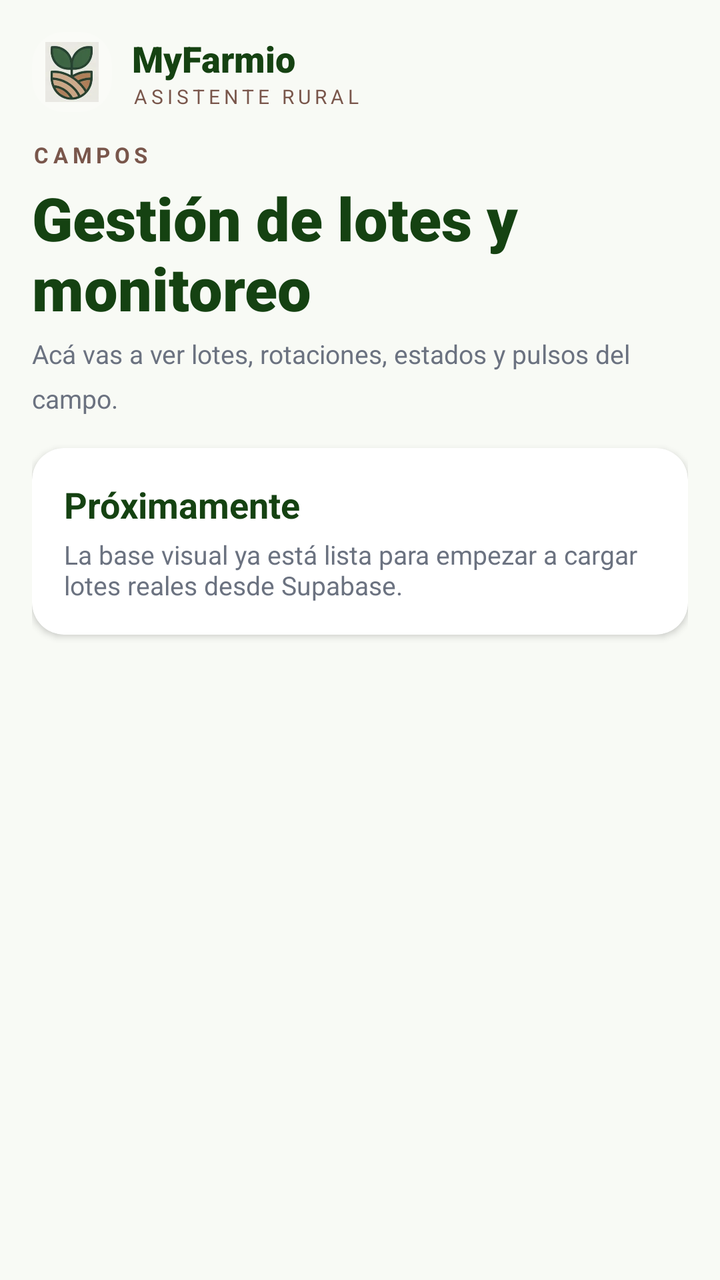
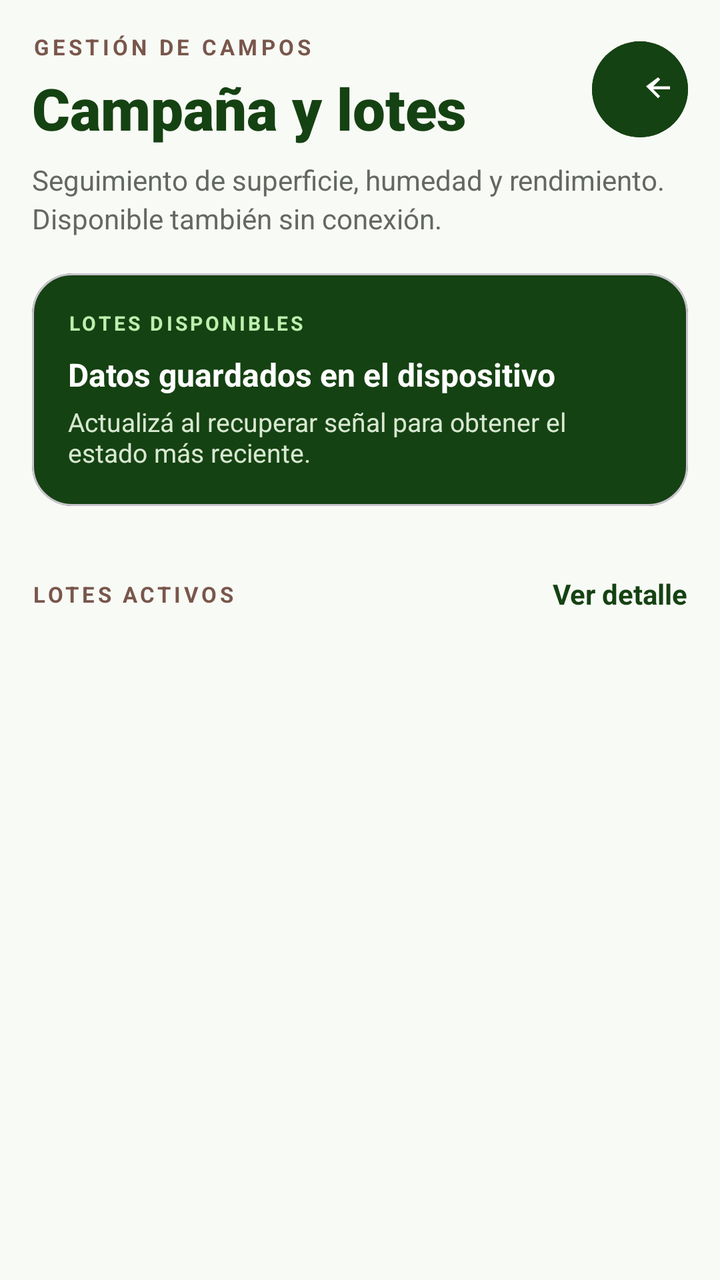

The first picture is an Android layout as it rendered before a commit; the second is the same layout after the commit. The layout source and the unified diff follow.
<!-- AndroidManifest.xml: application theme Theme.MyFarmio -->
<!-- res/layout/fragment_fields.xml -->
<?xml version="1.0" encoding="utf-8"?>
<androidx.core.widget.NestedScrollView xmlns:android="http://schemas.android.com/apk/res/android"
    xmlns:app="http://schemas.android.com/apk/res-auto"
    android:layout_width="match_parent"
    android:layout_height="match_parent"
    android:background="#f8faf5"
    android:fillViewport="true">

    <LinearLayout
        android:layout_width="match_parent"
        android:layout_height="wrap_content"
        android:orientation="vertical"
        android:padding="16dp">

        <LinearLayout
            android:layout_width="match_parent"
            android:layout_height="wrap_content"
            android:orientation="horizontal"
            android:gravity="center_vertical"
            android:layout_marginBottom="14dp">

            <ImageView
                android:layout_width="40dp"
                android:layout_height="40dp"
                android:src="@drawable/logo_myfarmio"
                android:scaleType="fitCenter"
                android:background="@drawable/bg_logo_white"
                android:padding="5dp"
                android:contentDescription="@null" />

            <LinearLayout
                android:layout_width="wrap_content"
                android:layout_height="wrap_content"
                android:orientation="vertical"
                android:layout_marginStart="10dp">

                <TextView
                    android:layout_width="wrap_content"
                    android:layout_height="wrap_content"
                    android:text="@string/dashboard_brand_title"
                    android:textSize="18sp"
                    android:textColor="#154212"
                    android:textStyle="bold"
                    android:fontFamily="sans-serif-black" />

                <TextView
                    android:layout_width="wrap_content"
                    android:layout_height="wrap_content"
                    android:text="@string/brand_tagline"
                    android:textSize="10sp"
                    android:textAllCaps="true"
                    android:letterSpacing="0.2"
                    android:textColor="#79564b" />
            </LinearLayout>
        </LinearLayout>

        <TextView
            android:layout_width="wrap_content"
            android:layout_height="wrap_content"
            android:text="CAMPOS"
            android:textSize="11sp"
            android:textAllCaps="true"
            android:letterSpacing="0.2"
            android:textColor="#79564b"
            android:textStyle="bold" />

        <TextView
            android:layout_width="match_parent"
            android:layout_height="wrap_content"
            android:text="Gestión de lotes y monitoreo"
            android:textSize="30sp"
            android:textColor="#154212"
            android:textStyle="bold"
            android:fontFamily="sans-serif-black"
            android:layout_marginTop="4dp" />

        <TextView
            android:layout_width="match_parent"
            android:layout_height="wrap_content"
            android:text="Acá vas a ver lotes, rotaciones, estados y pulsos del campo."
            android:textSize="13sp"
            android:textColor="#6b7280"
            android:lineSpacingMultiplier="1.4"
            android:layout_marginTop="4dp" />

        <androidx.cardview.widget.CardView
            android:layout_width="match_parent"
            android:layout_height="wrap_content"
            android:layout_marginTop="16dp"
            app:cardCornerRadius="16dp"
            app:cardElevation="2dp"
            app:cardBackgroundColor="#ffffff">

            <LinearLayout
                android:layout_width="match_parent"
                android:layout_height="wrap_content"
                android:orientation="vertical"
                android:padding="16dp">

                <TextView
                    android:layout_width="wrap_content"
                    android:layout_height="wrap_content"
                    android:text="Próximamente"
                    android:textColor="#154212"
                    android:textStyle="bold"
                    android:textSize="18sp" />

                <TextView
                    android:layout_width="match_parent"
                    android:layout_height="wrap_content"
                    android:layout_marginTop="4dp"
                    android:text="La base visual ya está lista para empezar a cargar lotes reales desde Supabase."
                    android:textColor="#6b7280"
                    android:textSize="13sp" />
            </LinearLayout>
        </androidx.cardview.widget.CardView>

    </LinearLayout>

</androidx.core.widget.NestedScrollView>
<!-- resources referenced by this layout -->
<resources>
  <!-- drawable bg_logo_white (drawable) -->
  <?xml version="1.0" encoding="utf-8"?>
  <shape xmlns:android="http://schemas.android.com/apk/res/android" android:shape="rectangle">
      <solid android:color="#33FFFFFF" />
      <corners android:radius="16dp" />
  </shape>
  <!-- drawable logo_myfarmio: jpg bitmap (drawable, 9658 bytes) -->
  <string name="brand_tagline">Asistente rural</string>
  <string name="dashboard_brand_title">MyFarmio</string>
  <style name="Base.Theme.MyFarmio" parent="Theme.Material3.Light.NoActionBar">
          
          
      </style>
  <color name="primary">#154212</color>
  <color name="on_primary">#FFFFFF</color>
  <color name="primary_container">#2D5A27</color>
  <color name="on_primary_container">#9DD090</color>
  <color name="secondary">#79564B</color>
  <color name="on_secondary">#FFFFFF</color>
  <color name="secondary_container">#FED0C1</color>
  <color name="on_secondary_container">#79574C</color>
  <color name="tertiary">#253F17</color>
  <color name="on_tertiary">#FFFFFF</color>
  <color name="error">#BA1A1A</color>
  <color name="on_error">#FFFFFF</color>
  <color name="background">#F8FAF5</color>
  <color name="surface">#F8FAF5</color>
  <color name="on_surface">#191C1A</color>
  <color name="surface_variant">#E1E3DE</color>
  <color name="on_surface_variant">#42493E</color>
  <color name="outline">#72796E</color>
  <color name="surface_container_low">#F2F4EF</color>
  <style name="TextAppearance.MyFarmio.DisplayLarge" parent="TextAppearance.Material3.DisplayLarge">
          <item name="android:fontFamily">sans-serif-medium</item>
          <item name="android:textSize">28sp</item>
          <item name="android:textColor">@color/on_background</item>
      </style>
  <style name="TextAppearance.MyFarmio.HeadlineMedium" parent="TextAppearance.Material3.HeadlineMedium">
          <item name="android:fontFamily">sans-serif-medium</item>
          <item name="android:textSize">20sp</item>
          <item name="android:textColor">@color/on_surface</item>
      </style>
  <style name="TextAppearance.MyFarmio.TitleLarge" parent="TextAppearance.Material3.TitleLarge">
          <item name="android:fontFamily">sans-serif-medium</item>
          <item name="android:textSize">16sp</item>
          <item name="android:textColor">@color/on_surface</item>
      </style>
  <style name="TextAppearance.MyFarmio.BodyMedium" parent="TextAppearance.Material3.BodyMedium">
          <item name="android:fontFamily">sans-serif</item>
          <item name="android:textSize">14sp</item>
          <item name="android:textColor">@color/on_surface</item>
      </style>
  <style name="TextAppearance.MyFarmio.LabelMedium" parent="TextAppearance.Material3.LabelMedium">
          <item name="android:fontFamily">sans-serif</item>
          <item name="android:textSize">12sp</item>
          <item name="android:textColor">@color/on_surface_variant</item>
      </style>
  <color name="on_background">#191C1A</color>
  <!-- unchanged entries left out for length: 1 -->
</resources>

<!-- the commit's change to res/layout/fragment_fields.xml (unified diff, before → after) -->
@@ -1,120 +1,17 @@
 <?xml version="1.0" encoding="utf-8"?>
 <androidx.core.widget.NestedScrollView xmlns:android="http://schemas.android.com/apk/res/android"
     xmlns:app="http://schemas.android.com/apk/res-auto"
-    android:layout_width="match_parent"
-    android:layout_height="match_parent"
-    android:background="#f8faf5"
-    android:fillViewport="true">
-
-    <LinearLayout
-        android:layout_width="match_parent"
-        android:layout_height="wrap_content"
-        android:orientation="vertical"
-        android:padding="16dp">
-
-        <LinearLayout
-            android:layout_width="match_parent"
-            android:layout_height="wrap_content"
-            android:orientation="horizontal"
-            android:gravity="center_vertical"
-            android:layout_marginBottom="14dp">
-
-            <ImageView
-                android:layout_width="40dp"
-                android:layout_height="40dp"
-                android:src="@drawable/logo_myfarmio"
-                android:scaleType="fitCenter"
-                android:background="@drawable/bg_logo_white"
-                android:padding="5dp"
-                android:contentDescription="@null" />
-
-            <LinearLayout
-                android:layout_width="wrap_content"
-                android:layout_height="wrap_content"
-                android:orientation="vertical"
-                android:layout_marginStart="10dp">
-
-                <TextView
-                    android:layout_width="wrap_content"
-                    android:layout_height="wrap_content"
-                    android:text="@string/dashboard_brand_title"
-                    android:textSize="18sp"
-                    android:textColor="#154212"
-                    android:textStyle="bold"
-                    android:fontFamily="sans-serif-black" />
-
-                <TextView
-                    android:layout_width="wrap_content"
-                    android:layout_height="wrap_content"
-                    android:text="@string/brand_tagline"
-                    android:textSize="10sp"
-                    android:textAllCaps="true"
-                    android:letterSpacing="0.2"
-                    android:textColor="#79564b" />
-            </LinearLayout>
+    android:layout_width="match_parent" android:layout_height="match_parent" android:fillViewport="true" android:background="#F8FAF5">
+    <LinearLayout android:layout_width="match_parent" android:layout_height="wrap_content" android:orientation="vertical" android:padding="16dp" android:paddingBottom="32dp">
+        <LinearLayout android:layout_width="match_parent" android:layout_height="wrap_content" android:gravity="center_vertical">
+            <LinearLayout android:layout_width="0dp" android:layout_height="wrap_content" android:layout_weight="1" android:orientation="vertical"><TextView android:layout_width="wrap_content" android:layout_height="wrap_content" android:text="GESTIÓN DE CAMPOS" android:textColor="#79564B" android:textSize="11sp" android:textStyle="bold" android:letterSpacing="0.16"/><TextView android:layout_width="wrap_content" android:layout_height="wrap_content" android:layout_marginTop="4dp" android:text="Campaña y lotes" android:textColor="#154212" android:textSize="29sp" android:textStyle="bold" android:fontFamily="sans-serif-black" /></LinearLayout>
+            <com.google.android.material.button.MaterialButton android:id="@+id/btn_fields_sync" android:layout_width="48dp" android:layout_height="48dp" android:text="" android:contentDescription="Actualizar lotes" android:insetTop="0dp" android:insetBottom="0dp" android:backgroundTint="#154212" app:cornerRadius="24dp" app:icon="@drawable/ic_arrow_forward" app:iconTint="#FFFFFF" />
         </LinearLayout>
-
-        <TextView
-            android:layout_width="wrap_content"
-            android:layout_height="wrap_content"
-            android:text="CAMPOS"
-            android:textSize="11sp"
-            android:textAllCaps="true"
-            android:letterSpacing="0.2"
-            android:textColor="#79564b"
-            android:textStyle="bold" />
-
-        <TextView
-            android:layout_width="match_parent"
-            android:layout_height="wrap_content"
-            android:text="Gestión de lotes y monitoreo"
-            android:textSize="30sp"
-            android:textColor="#154212"
-            android:textStyle="bold"
-            android:fontFamily="sans-serif-black"
-            android:layout_marginTop="4dp" />
-
-        <TextView
-            android:layout_width="match_parent"
-            android:layout_height="wrap_content"
-            android:text="Acá vas a ver lotes, rotaciones, estados y pulsos del campo."
-            android:textSize="13sp"
-            android:textColor="#6b7280"
-            android:lineSpacingMultiplier="1.4"
-            android:layout_marginTop="4dp" />
-
-        <androidx.cardview.widget.CardView
-            android:layout_width="match_parent"
-            android:layout_height="wrap_content"
-            android:layout_marginTop="16dp"
-            app:cardCornerRadius="16dp"
-            app:cardElevation="2dp"
-            app:cardBackgroundColor="#ffffff">
-
-            <LinearLayout
-                android:layout_width="match_parent"
-                android:layout_height="wrap_content"
-                android:orientation="vertical"
-                android:padding="16dp">
-
-                <TextView
-                    android:layout_width="wrap_content"
-                    android:layout_height="wrap_content"
-                    android:text="Próximamente"
-                    android:textColor="#154212"
-                    android:textStyle="bold"
-                    android:textSize="18sp" />
-
-                <TextView
-                    android:layout_width="match_parent"
-                    android:layout_height="wrap_content"
-                    android:layout_marginTop="4dp"
-                    android:text="La base visual ya está lista para empezar a cargar lotes reales desde Supabase."
-                    android:textColor="#6b7280"
-                    android:textSize="13sp" />
-            </LinearLayout>
-        </androidx.cardview.widget.CardView>
-
+        <TextView android:layout_width="match_parent" android:layout_height="wrap_content" android:layout_marginTop="7dp" android:text="Seguimiento de superficie, humedad y rendimiento. Disponible también sin conexión." android:textColor="#646862" android:textSize="14sp" android:lineSpacingExtra="3dp"/>
+        <com.google.android.material.card.MaterialCardView android:layout_width="match_parent" android:layout_height="wrap_content" android:layout_marginTop="18dp" app:cardBackgroundColor="#154212" app:cardCornerRadius="20dp" app:cardElevation="0dp">
+            <LinearLayout android:layout_width="match_parent" android:layout_height="wrap_content" android:orientation="vertical" android:padding="18dp"><TextView android:layout_width="wrap_content" android:layout_height="wrap_content" android:text="LOTES DISPONIBLES" android:textColor="#BCF0AE" android:textSize="10sp" android:textStyle="bold" android:letterSpacing="0.14"/><TextView android:id="@+id/tv_fields_status" android:layout_width="match_parent" android:layout_height="wrap_content" android:layout_marginTop="8dp" android:text="Datos guardados en el dispositivo" android:textColor="#FFFFFF" android:textSize="16sp" android:textStyle="bold"/><TextView android:layout_width="match_parent" android:layout_height="wrap_content" android:layout_marginTop="4dp" android:text="Actualizá al recuperar señal para obtener el estado más reciente." android:textColor="#D8E8D2" android:textSize="13sp" /></LinearLayout>
+        </com.google.android.material.card.MaterialCardView>
+        <LinearLayout android:layout_width="match_parent" android:layout_height="wrap_content" android:layout_marginTop="22dp" android:gravity="center_vertical"><TextView android:layout_width="0dp" android:layout_height="wrap_content" android:layout_weight="1" android:text="LOTES ACTIVOS" android:textColor="#79564B" android:textSize="11sp" android:textStyle="bold" android:letterSpacing="0.14"/><TextView android:layout_width="wrap_content" android:layout_height="44dp" android:gravity="center" android:text="Ver detalle" android:textColor="#154212" android:textStyle="bold" /></LinearLayout>
+        <LinearLayout android:id="@+id/ll_fields" android:layout_width="match_parent" android:layout_height="wrap_content" android:layout_marginTop="4dp" android:orientation="vertical" />
     </LinearLayout>
-
 </androidx.core.widget.NestedScrollView>
<!-- resource entries referenced after the edit -->
@@ -1,14 +1,14 @@
 <!-- resources referenced by this layout -->
 <resources>
-  <!-- drawable bg_logo_white (drawable) -->
+  <!-- drawable ic_arrow_forward (drawable) -->
   <?xml version="1.0" encoding="utf-8"?>
-  <shape xmlns:android="http://schemas.android.com/apk/res/android" android:shape="rectangle">
-      <solid android:color="#33FFFFFF" />
-      <corners android:radius="16dp" />
-  </shape>
-  <!-- drawable logo_myfarmio: jpg bitmap (drawable, 9658 bytes) -->
-  <string name="brand_tagline">Asistente rural</string>
-  <string name="dashboard_brand_title">MyFarmio</string>
+  <vector xmlns:android="http://schemas.android.com/apk/res/android"
+      android:width="24dp"
+      android:height="24dp"
+      android:viewportWidth="24"
+      android:viewportHeight="24">
+      <path android:fillColor="#FFFFFF" android:pathData="M12 4l1.41 1.41L8.83 10H20v2H8.83l4.58 4.59L12 18l-8-8z"/>
+  </vector>
   <style name="Base.Theme.MyFarmio" parent="Theme.Material3.Light.NoActionBar">
           
           
